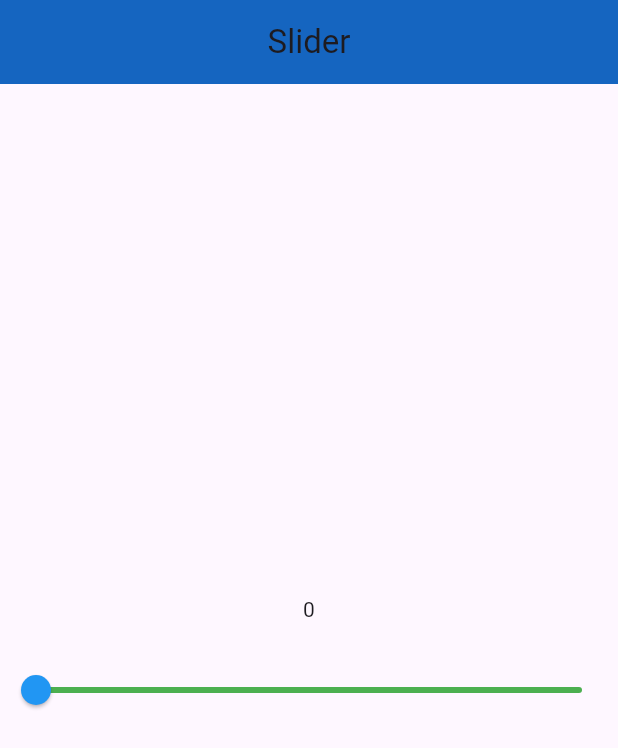
After one commit to sizerChowdhury/flutter_widget_code, a Flutter app: the screen it shows after launch, in the side drawer, after a tap on "Slider page", on a phone screen of 412 x 824 dp. The commit adds this screen. Shown: the top 748 px of the screen. Run offline on Flutter 3.47's test engine with Material 3 defaults, Android fonts, the phone set to English and light mode, and no system bars.

Commit message:
"Slider" widget

```diff
--- a/lib/Details.dart
+++ b/lib/Details.dart
@@ -112,13 +112,6 @@ class DetailsPage extends StatelessWidget {
                 ),
               ),
             ),
-            Text('hello'),
-            ElevatedButton(
-              onPressed: () {
-                _launchContact('https://www.youtube.com/');
-              },
-              child: Text('Contact us!'),
-            ),
           ],
         ),
       ),
--- a/lib/Intropage.dart
+++ b/lib/Intropage.dart
@@ -44,6 +44,15 @@ class IntroPage extends StatelessWidget {
                     onTap: () {
                       Navigator.pushNamed(context, '/TabSelect');
                     },
+                  ),
+                  ListTile(
+                    leading: Icon(
+                      Icons.home,
+                    ),
+                    title: Text('Slider page'),
+                    onTap: () {
+                      Navigator.pushNamed(context, '/Slider');
+                    },
                   )
                 ],
               ),
--- /dev/null
+++ b/lib/Slider.dart
@@ -0,0 +1,53 @@
+import 'package:flutter/material.dart';
+
+void main() {
+  runApp(SliderPage());
+}
+
+class SliderPage extends StatefulWidget {
+  SliderPage({super.key});
+
+  @override
+  State<SliderPage> createState() => _SliderPageState();
+}
+
+class _SliderPageState extends State<SliderPage> {
+  double cnt = 0;
+
+  @override
+  Widget build(BuildContext context) {
+    return MaterialApp(
+      home: Scaffold(
+        appBar: AppBar(
+          backgroundColor: Colors.blue[800],
+          title: Text('Slider'),
+          centerTitle: true,
+        ),
+        body: Column(
+          mainAxisAlignment: MainAxisAlignment.center,
+          children: [
+            Text('${cnt.toInt()}'),
+            SizedBox(
+              height: 20,
+            ),
+            Slider(
+              value: cnt,
+              min: 0,
+              max: 100,
+              //divisions: 9,
+              //label: 'hello',
+              onChanged: (value) {
+                setState(() {
+                  cnt = value;
+                });
+              },
+              activeColor: Colors.red,
+              inactiveColor: Colors.green,
+              thumbColor: Colors.blue,
+            )
+          ],
+        ),
+      ),
+    );
+  }
+}
--- a/lib/main.dart
+++ b/lib/main.dart
@@ -2,6 +2,7 @@ import 'package:flutter/material.dart';
 import 'Details.dart';
 import 'Intropage.dart';
 import 'TabPageSelector.dart';
+import 'Slider.dart';
 
 void main() {
   runApp(const MyApp());
@@ -17,6 +18,7 @@ class MyApp extends StatelessWidget {
         '/': (context) => IntroPage(), // Default route
         '/details': (context) => DetailsPage(),
         '/TabSelect': (context) => TabSelectorPage(),
+        '/Slider': (context) => SliderPage(),
         // '/third': (context) => ThirdPage(),
       },
     );
```
